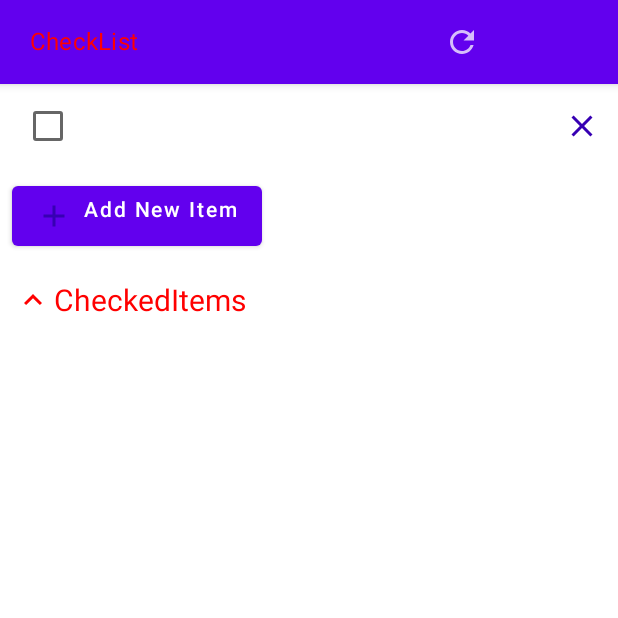
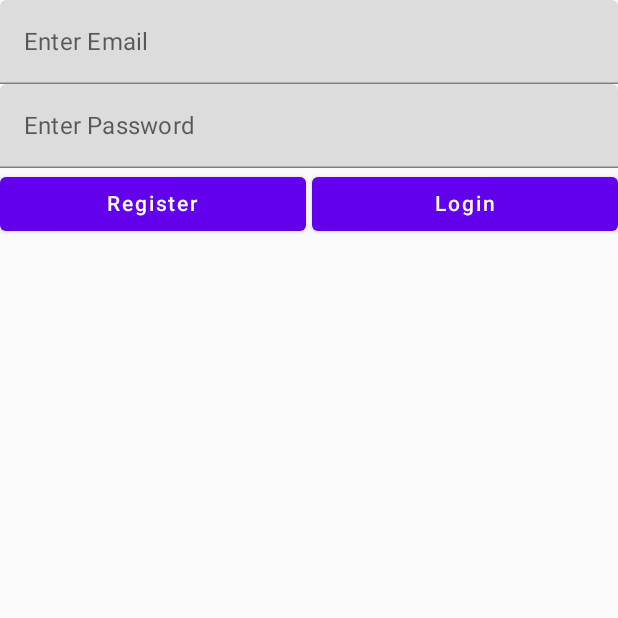
Before and after one commit to madfox40/AndroidCheckList, an Android app built with Jetpack Compose: the screen it shows after launch (MainActivity), on a phone screen of 412 x 824 dp, the top half of it. Run offline under Robolectric (Android 15) with nearby library versions, the phone set to English and light mode, and no system bars; our stand-ins replace Firebase (no records; nobody signed in at launch, a user with empty details on screens opened directly).

Commit message:
Login screnn created and conected to firebase servers

```diff
--- a/app/build.gradle
+++ b/app/build.gradle
@@ -1,6 +1,7 @@
 plugins {
     id 'com.android.application'
     id 'org.jetbrains.kotlin.android'
+    id 'com.google.gms.google-services'
 }
 
 android {
@@ -46,6 +47,7 @@ android {
     }
 }
 
+
 dependencies {
     implementation("androidx.navigation:navigation-compose:2.5.3")
     implementation 'androidx.core:core-ktx:1.7.0'
@@ -59,6 +61,10 @@ dependencies {
     implementation "androidx.appcompat:appcompat:1.5.1"
 
 
+    implementation platform('com.google.firebase:firebase-bom:31.1.1')
+    implementation 'com.google.firebase:firebase-analytics-ktx'
+    implementation 'com.google.firebase:firebase-auth:21.1.0'
+
     implementation 'androidx.compose.material:material-icons-extended:1.3.1'
 
     testImplementation 'junit:junit:4.13.2'
--- a/app/src/main/java/com/example/checklist/MainActivity.kt
+++ b/app/src/main/java/com/example/checklist/MainActivity.kt
@@ -32,6 +32,7 @@ import androidx.compose.ui.unit.dp
 import androidx.compose.ui.unit.sp
 import androidx.core.content.ContextCompat
 import com.example.checklist.Navigation.AppNavigation
+import com.example.checklist.Screens.MyAuthScreen
 import com.example.checklist.Screens.MyCheckList
 import com.example.checklist.ui.theme.CheckListTheme
 
@@ -68,7 +69,8 @@ class MainActivity : AppCompatActivity() {
             //AppNavigation()
             CheckListTheme {
 
-                MyCheckList()
+                //MyCheckList()
+                MyAuthScreen()
             }
         }
         //Setup
--- /dev/null
+++ b/app/src/main/java/com/example/checklist/Screens/AuthActivity.kt
@@ -0,0 +1,115 @@
+package com.example.checklist.Screens
+
+import android.content.res.Configuration
+import android.util.Log
+import androidx.compose.foundation.layout.Row
+import androidx.compose.foundation.layout.Spacer
+import androidx.compose.foundation.layout.fillMaxWidth
+import androidx.compose.foundation.layout.padding
+import androidx.compose.foundation.lazy.LazyColumn
+import androidx.compose.material.Button
+import androidx.compose.material.Text
+import androidx.compose.material.TextField
+import androidx.compose.runtime.*
+import androidx.compose.runtime.saveable.rememberSaveable
+import androidx.compose.ui.Modifier
+import androidx.compose.ui.tooling.preview.Preview
+import androidx.compose.ui.unit.dp
+import com.example.checklist.ui.theme.CheckListTheme
+import com.google.firebase.auth.FirebaseAuth
+
+
+@Composable
+fun MyAuthScreen() {
+
+    LazyColumn() {
+        item {
+            var autenticated by rememberSaveable() {
+                mutableStateOf(false)
+            }
+            var email by rememberSaveable() {
+                mutableStateOf("")
+            }
+            var password by rememberSaveable() {
+                mutableStateOf("")
+            }
+            var autenticatedEmail by rememberSaveable {
+                mutableStateOf("")
+            }
+            if (!autenticated) {
+                TextField(
+                    modifier = Modifier.fillMaxWidth(),
+                    value = email,
+                    onValueChange = { email = it },
+                    placeholder = { Text("Enter Email") })
+                TextField(
+                    modifier = Modifier.fillMaxWidth(),
+                    value = password,
+                    onValueChange = { password = it },
+                    placeholder = { Text("Enter Password") })
+            } else {
+                Text(text = autenticatedEmail)
+            }
+
+            Row(modifier = Modifier.fillMaxWidth()) {
+                if (!autenticated) {
+                    Button(onClick = {
+                        if (email != "" && password != "") {
+                            FirebaseAuth.getInstance()
+                                .createUserWithEmailAndPassword(email, password)
+                                .addOnCompleteListener {
+                                    if (it.isSuccessful) {
+                                        email = it.result?.user?.email.toString() ?: ""
+                                        autenticated = true
+                                        autenticatedEmail = email
+                                    } else {
+                                        Log.d("hola", "error de registro")
+                                    }
+                                }
+                        }
+                    }, modifier = Modifier.weight(1f)) {
+                        Text(text = "Register")
+                    }
+                    Spacer(modifier = Modifier.padding(2.dp))
+                    Button(onClick = {
+                        if (email != "" && password != "") {
+                            FirebaseAuth.getInstance()
+                                .signInWithEmailAndPassword(email, password)
+                                .addOnCompleteListener {
+                                    if (it.isSuccessful) {
+                                        email = it.result?.user?.email.toString() ?: ""
+                                        autenticated = true
+                                        autenticatedEmail = email
+                                    } else {
+                                        Log.d("hola", "error de registro")
+                                    }
+                                }
+                        }
+                    }, modifier = Modifier.weight(1f)) {
+                        Text("Login")
+                    }
+                } else {
+                    Button(onClick = {
+                        FirebaseAuth.getInstance().signOut()
+                        email = ""
+                        password = ""
+                        autenticated = false
+                    }, modifier = Modifier.weight(1f)) {
+                        Text(text = "Loggout")
+                    }
+                }
+
+            }
+        }
+
+    }
+}
+
+@Preview(showSystemUi = true)
+@Preview(uiMode = Configuration.UI_MODE_NIGHT_YES)
+@Composable
+fun PreviewAuthScreen() {
+    CheckListTheme {
+        MyAuthScreen()
+    }
+}
```
Also changed, not shown: build.gradle (+12 -0 lines), 1 other file.
